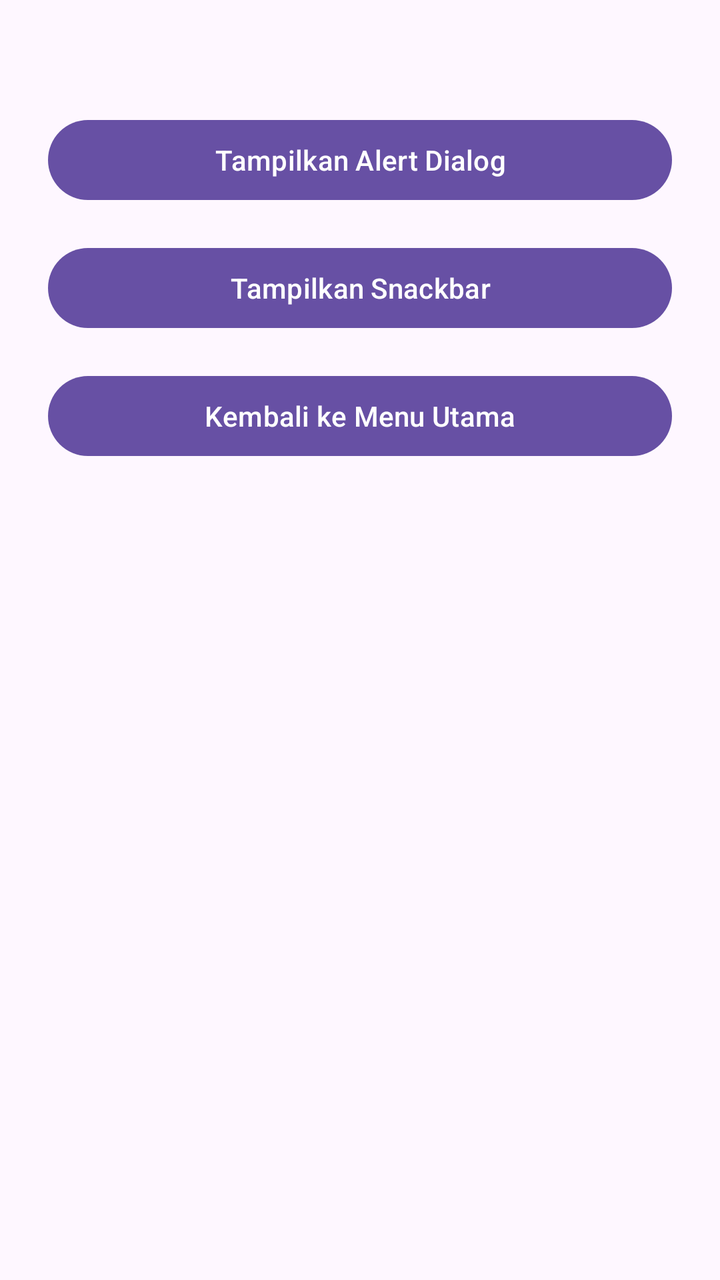
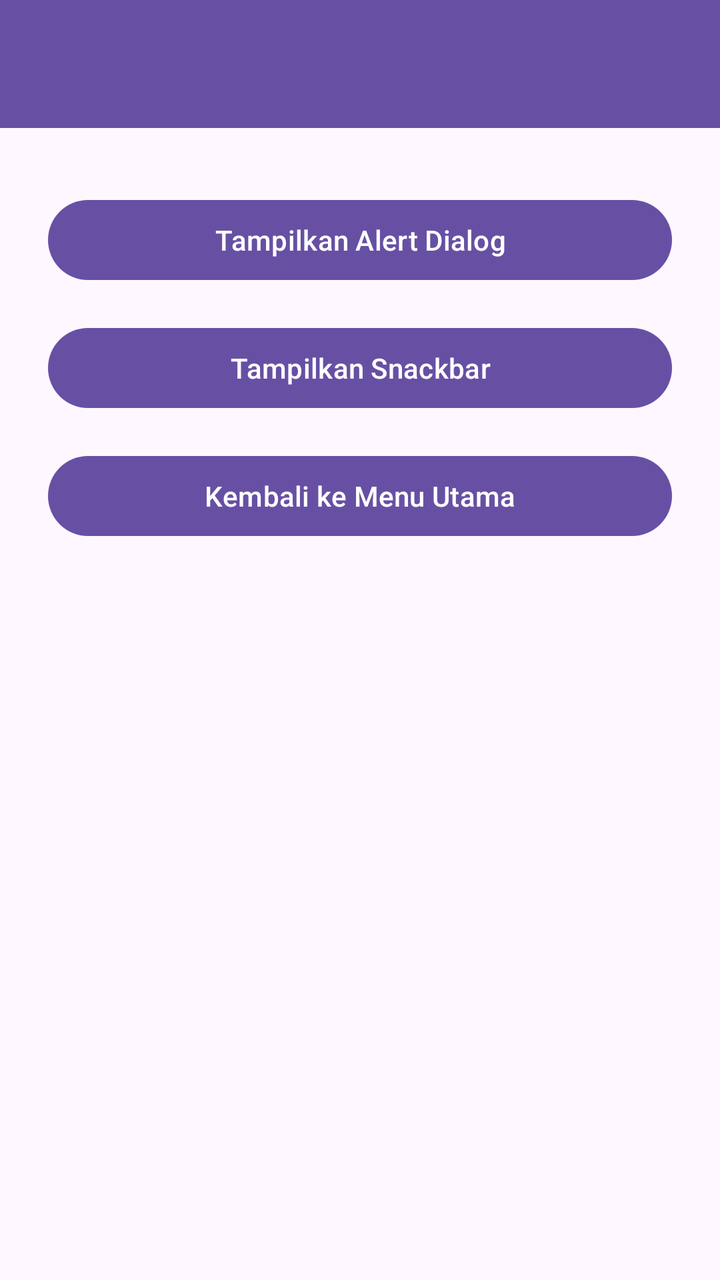

The first picture is an Android layout as it rendered before a commit; the second is the same layout after the commit. The layout source and the unified diff follow.
<!-- AndroidManifest.xml: application theme Theme.Saturnussalsa -->
<!-- res/layout/activity_fourth.xml -->
<?xml version="1.0" encoding="utf-8"?>
<androidx.constraintlayout.widget.ConstraintLayout xmlns:android="http://schemas.android.com/apk/res/android"
    xmlns:app="http://schemas.android.com/apk/res-auto"
    xmlns:tools="http://schemas.android.com/tools"
    android:id="@+id/main"
    android:layout_width="match_parent"
    android:layout_height="match_parent"
    android:padding="24dp"
    tools:context=".pertemuan_4.FourthActivity">

    <Button
        android:id="@+id/btnShowAlertDialog"
        android:layout_width="match_parent"
        android:layout_height="wrap_content"
        android:layout_marginTop="32dp"
        android:text="Tampilkan Alert Dialog"
        app:layout_constraintTop_toTopOf="parent"
        app:layout_constraintStart_toStartOf="parent"
        app:layout_constraintEnd_toEndOf="parent"/>

    <Button
        android:id="@+id/btnShowSnackbar"
        android:layout_width="match_parent"
        android:layout_height="wrap_content"
        android:layout_marginTop="16dp"
        android:text="Tampilkan Snackbar"
        app:layout_constraintTop_toBottomOf="@id/btnShowAlertDialog"
        app:layout_constraintStart_toStartOf="parent"
        app:layout_constraintEnd_toEndOf="parent"/>

    <Button
        android:id="@+id/btnKembali"
        android:layout_width="match_parent"
        android:layout_height="wrap_content"
        android:layout_marginTop="16dp"
        android:text="Kembali ke Menu Utama"
        app:layout_constraintTop_toBottomOf="@id/btnShowSnackbar"
        app:layout_constraintStart_toStartOf="parent"
        app:layout_constraintEnd_toEndOf="parent"/>

</androidx.constraintlayout.widget.ConstraintLayout>
<!-- resources referenced by this layout -->
<resources>
  <style name="Theme.Saturnussalsa" parent="Base.Theme.Saturnussalsa" />
  <style name="Base.Theme.Saturnussalsa" parent="Theme.Material3.DayNight.NoActionBar">
          
          <item name="colorPrimary">@color/purple_primary</item>
          <item name="colorOnPrimary">@color/white</item>
          <item name="colorPrimaryContainer">@color/purple_container</item>
      </style>
  <color name="purple_primary">#6750A4</color>
  <color name="white">#FFFFFFFF</color>
  <color name="purple_container">#EADDFF</color>
</resources>

<!-- the commit's change to res/layout/activity_fourth.xml (unified diff, before → after) -->
@@ -5,16 +5,26 @@
     android:id="@+id/main"
     android:layout_width="match_parent"
     android:layout_height="match_parent"
-    android:padding="24dp"
     tools:context=".pertemuan_4.FourthActivity">
+
+    <androidx.appcompat.widget.Toolbar
+        android:id="@+id/toolbar"
+        android:layout_width="match_parent"
+        android:layout_height="?attr/actionBarSize"
+        android:background="?attr/colorPrimary"
+        app:titleTextColor="@android:color/white"
+        app:layout_constraintEnd_toEndOf="parent"
+        app:layout_constraintStart_toStartOf="parent"
+        app:layout_constraintTop_toTopOf="parent" />
 
     <Button
         android:id="@+id/btnShowAlertDialog"
         android:layout_width="match_parent"
         android:layout_height="wrap_content"
+        android:layout_marginHorizontal="24dp"
         android:layout_marginTop="32dp"
         android:text="Tampilkan Alert Dialog"
-        app:layout_constraintTop_toTopOf="parent"
+        app:layout_constraintTop_toBottomOf="@id/toolbar"
         app:layout_constraintStart_toStartOf="parent"
         app:layout_constraintEnd_toEndOf="parent"/>
 
@@ -22,6 +32,7 @@
         android:id="@+id/btnShowSnackbar"
         android:layout_width="match_parent"
         android:layout_height="wrap_content"
+        android:layout_marginHorizontal="24dp"
         android:layout_marginTop="16dp"
         android:text="Tampilkan Snackbar"
         app:layout_constraintTop_toBottomOf="@id/btnShowAlertDialog"
@@ -32,6 +43,7 @@
         android:id="@+id/btnKembali"
         android:layout_width="match_parent"
         android:layout_height="wrap_content"
+        android:layout_marginHorizontal="24dp"
         android:layout_marginTop="16dp"
         android:text="Kembali ke Menu Utama"
         app:layout_constraintTop_toBottomOf="@id/btnShowSnackbar"
